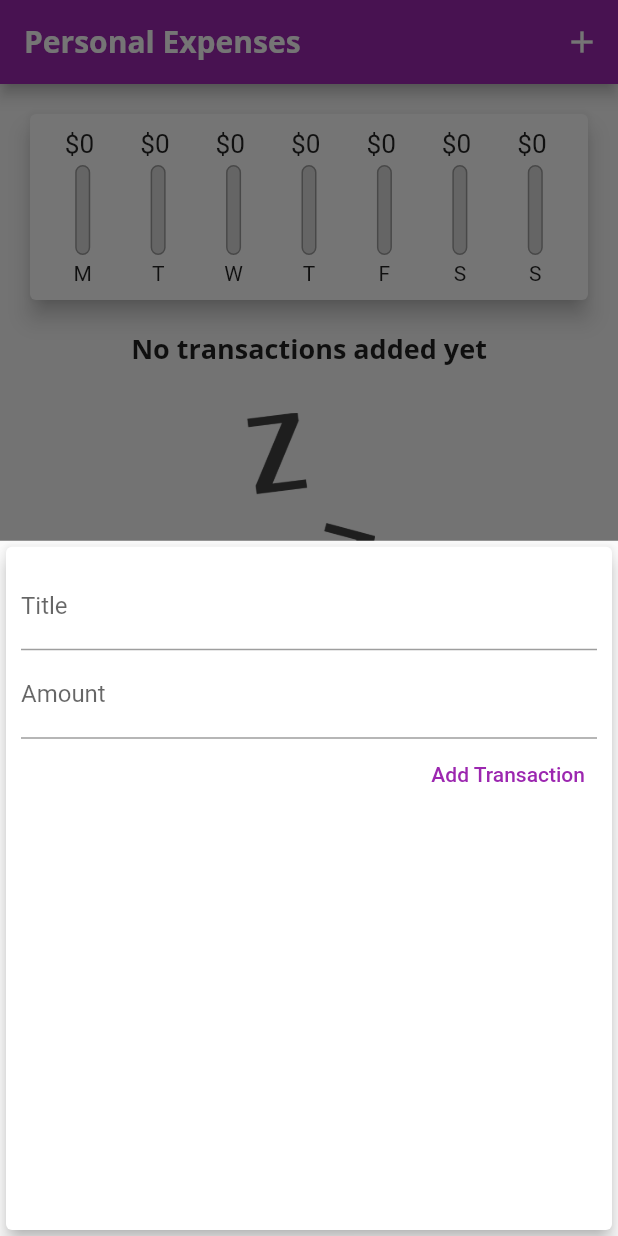
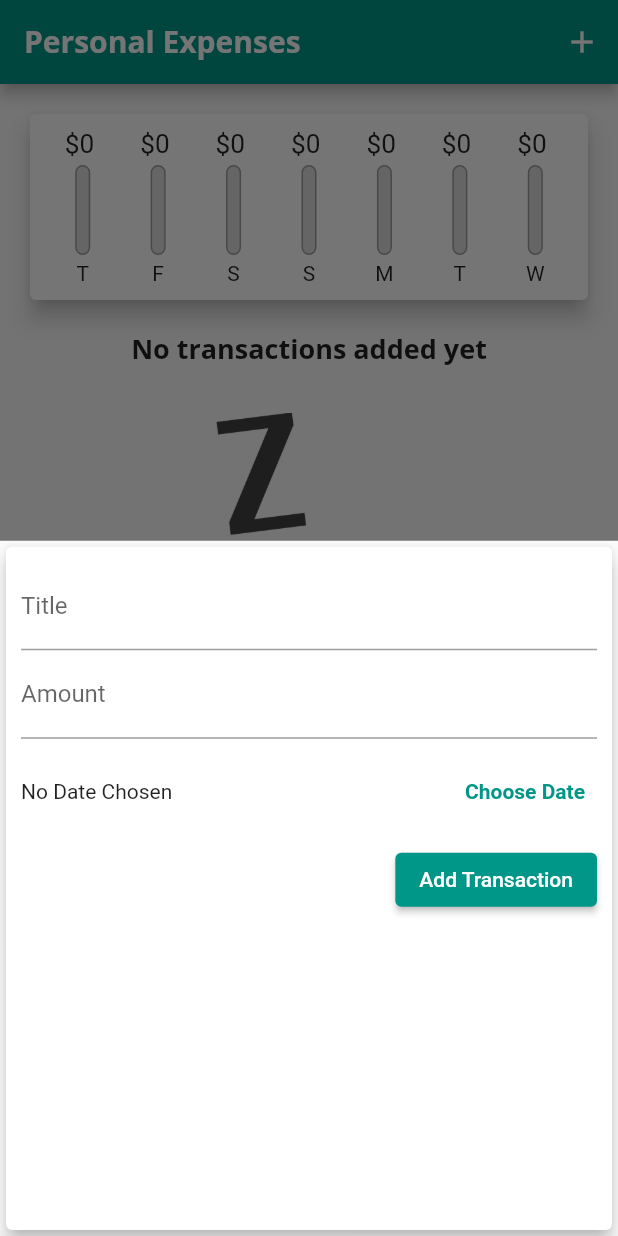
Before and after one commit to noiro-id/flutter_financeapp, a Flutter app: the screen it shows after launch, after a tap on the "add" icon, on a phone screen of 412 x 824 dp. Run offline on Flutter 3.47's test engine with Material 2 defaults, Android fonts, the phone set to English and light mode, and no system bars; our stand-ins replace wakelock; Roboto replaces fonts that are missing (Open Sans).

Commit message:
final version.

```diff
--- a/lib/main.dart
+++ b/lib/main.dart
@@ -18,7 +18,8 @@ class MyApp extends StatelessWidget {
       title: 'Personal Expenses',
       theme: ThemeData(
         colorScheme: ColorScheme.fromSwatch(
-          primarySwatch: Colors.purple,
+          primarySwatch: Colors.teal,
+          errorColor: Colors.red,
         ).copyWith(
           secondary: Colors.amber,
         ),
@@ -36,6 +37,7 @@ class MyApp extends StatelessWidget {
                   fontSize: 18),
             ),
       ),
+      darkTheme: ThemeData.from(colorScheme: const ColorScheme.dark()),
       debugShowCheckedModeBanner: false,
       // theme: ThemeData.from(colorScheme: const ColorScheme.dark()),
       home: const MyHomePage(),
@@ -78,11 +80,12 @@ class _MyHomePageState extends State<MyHomePage> {
     ).toList();
   }
 
-  void _addNewTransaction(String txTitle, double txAmount) {
+  void _addNewTransaction(
+      String txTitle, double txAmount, DateTime chosenDate) {
     final newTx = Transaction(
       title: txTitle,
       amount: txAmount,
-      date: DateTime.now(),
+      date: chosenDate,
       id: DateTime.now().toString(),
     );
 
@@ -102,6 +105,12 @@ class _MyHomePageState extends State<MyHomePage> {
         );
       },
     );
+  }
+
+  void _deleteTransaction(String id) {
+    setState(() {
+      _userTransactions.removeWhere((tx) => tx.id == id);
+    });
   }
 
   @override
@@ -126,7 +135,7 @@ class _MyHomePageState extends State<MyHomePage> {
           crossAxisAlignment: CrossAxisAlignment.stretch,
           children: [
             Chart(_recentTransactions),
-            TransactionList(_userTransactions)
+            TransactionList(_userTransactions, _deleteTransaction)
           ],
         ),
       ),
--- a/lib/widgets/chart.dart
+++ b/lib/widgets/chart.dart
@@ -10,17 +10,17 @@ class Chart extends StatelessWidget {
     return List.generate(
       7,
       (index) {
-        var monday = DateTime.now();
-        while (monday.weekday != 1) {
-          monday = monday.subtract((const Duration(days: 1)));
-        }
+        // var monday = DateTime.now();
+        // while (monday.weekday != 1) {
+        //   monday = monday.subtract((const Duration(days: 1)));
+        // }
 
-        // final weekDay = DateTime.now().subtract(
+        final weekDay = DateTime.now().subtract(
+          Duration(days: index),
+        );
+        // final weekDay = monday.add(
         //   Duration(days: index),
         // );
-        final weekDay = monday.add(
-          Duration(days: index),
-        );
         var totalSum = 0.0;
 
         for (var i = 0; i < recentTransactions.length; i++) {
@@ -36,7 +36,7 @@ class Chart extends StatelessWidget {
           'amount': totalSum
         };
       },
-    );
+    ).reversed.toList();
   }
 
   double get totalSpending {
--- a/lib/widgets/chart_bar.dart
+++ b/lib/widgets/chart_bar.dart
@@ -12,7 +12,7 @@ class ChartBar extends StatelessWidget {
   Widget build(BuildContext context) {
     return Column(
       children: [
-        Container(
+        SizedBox(
           height: 20,
           child: FittedBox(
             child: Text('\$${spendingAmount.toStringAsFixed(0)} '),
--- a/lib/widgets/new_transaction.dart
+++ b/lib/widgets/new_transaction.dart
@@ -1,4 +1,5 @@
 import 'package:flutter/material.dart';
+import 'package:intl/intl.dart';
 
 class NewTransaction extends StatefulWidget {
   final Function addTx;
@@ -10,24 +11,45 @@ class NewTransaction extends StatefulWidget {
 }
 
 class _NewTransactionState extends State<NewTransaction> {
-  final titleController = TextEditingController();
+  final _titleController = TextEditingController();
+  final _amountController = TextEditingController();
+  DateTime? _selectedDate;
 
-  final amountController = TextEditingController();
+  void _submitData() {
+    final enteredTitle = _titleController.text;
+    final enteredAmount = double.parse(_amountController.text);
 
-  void submitData() {
-    final enteredTitle = titleController.text;
-    final enteredAmount = double.parse(amountController.text);
+    if (_amountController.text.isEmpty) {
+      return;
+    }
 
-    if (enteredTitle.isEmpty || enteredAmount <= 0) {
+    if (enteredTitle.isEmpty || enteredAmount <= 0 || _selectedDate == null) {
       return;
     }
 
     widget.addTx(
       enteredTitle,
       enteredAmount,
+      _selectedDate,
     );
 
     Navigator.of(context).pop();
+  }
+
+  void _presentDatePicker() {
+    showDatePicker(
+      context: context,
+      initialDate: DateTime.now(),
+      firstDate: DateTime(2019),
+      lastDate: DateTime.now(),
+    ).then((pickedDate) {
+      if (pickedDate == null) {
+        return;
+      }
+      setState(() {
+        _selectedDate = pickedDate;
+      });
+    });
   }
 
   @override
@@ -41,23 +63,49 @@ class _NewTransactionState extends State<NewTransaction> {
           children: [
             TextField(
               decoration: const InputDecoration(labelText: "Title"),
-              controller: titleController,
-              onSubmitted: (_) => submitData(),
+              controller: _titleController,
+              onSubmitted: (_) => _submitData(),
 
               // onChanged: (value) => titleInput = value,
             ),
             TextField(
               decoration: const InputDecoration(labelText: "Amount"),
-              controller: amountController,
+              controller: _amountController,
               keyboardType:
                   const TextInputType.numberWithOptions(decimal: true),
-              onSubmitted: (_) => submitData(),
+              onSubmitted: (_) => _submitData(),
               // onChanged: (value) => amoutInput = value,
             ),
-            TextButton(
-              onPressed: submitData,
-              style: TextButton.styleFrom(foregroundColor: Colors.purple),
+            SizedBox(
+              height: 70,
+              child: Row(
+                children: [
+                  Expanded(
+                    child: Text(_selectedDate == null
+                        ? "No Date Chosen"
+                        : 'Picked Date: ${DateFormat.yMMMd().format(_selectedDate!)}'),
+                  ),
+                  TextButton(
+                    style: TextButton.styleFrom(
+                      foregroundColor: Theme.of(context).colorScheme.primary,
+                    ),
+                    onPressed: _presentDatePicker,
+                    child: const Text(
+                      'Choose Date',
+                      style: TextStyle(
+                        fontWeight: FontWeight.bold,
+                      ),
+                    ),
+                  )
+                ],
+              ),
+            ),
+            ElevatedButton(
+              onPressed: _submitData,
               child: const Text('Add Transaction'),
+              // style: ElevatedButton.styleFrom(
+              //     foregroundColor: Colors.orange,
+              //     backgroundColor: Colors.green),
             )
           ],
         ),
--- a/lib/widgets/transaction_list.dart
+++ b/lib/widgets/transaction_list.dart
@@ -4,13 +4,14 @@ import 'package:intl/intl.dart';
 
 class TransactionList extends StatelessWidget {
   final List<Transaction> transactions;
+  final Function deleteTx;
 
-  const TransactionList(this.transactions, {super.key});
+  const TransactionList(this.transactions, this.deleteTx, {super.key});
 
   @override
   Widget build(BuildContext context) {
     return SizedBox(
-      height: 300,
+      height: 400,
       child: transactions.isEmpty
           ? Column(
               children: [
@@ -18,7 +19,7 @@ class TransactionList extends StatelessWidget {
                     style: Theme.of(context).textTheme.headline6),
                 const SizedBox(height: 30),
                 SizedBox(
-                  height: 200,
+                  height: 300,
                   child: Image.asset(
                     'assets/images/waiting.png',
                     fit: BoxFit.cover,
@@ -93,7 +94,11 @@ class TransactionList extends StatelessWidget {
                           style: Theme.of(context).textTheme.headline6),
                       subtitle: Text(
                           DateFormat.yMMMd().format(transactions[index].date)),
-                  ),
+                      trailing: IconButton(
+                        icon: const Icon(Icons.delete),
+                        color: Theme.of(context).errorColor,
+                        onPressed: () => deleteTx(transactions[index].id),
+                      )),
                 );
               },
               itemCount: transactions.length,
```
Lines whose indentation alone changed are shown as unchanged.
